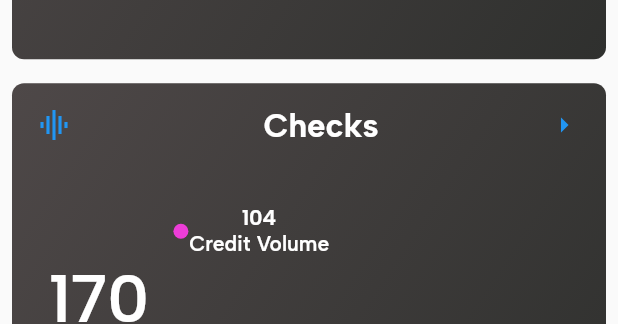
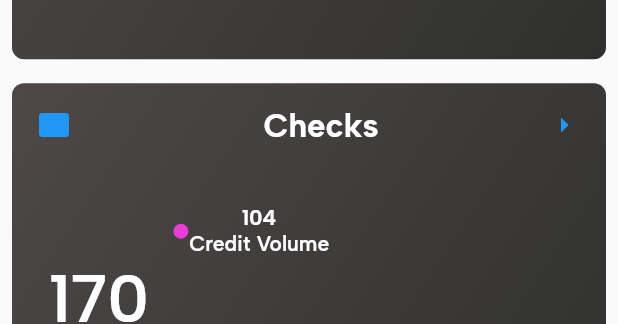
Before and after one commit to vishalkrishna511/pccMobileDashboard, a Flutter app: the ChannelsScreen widget shown alone on an empty page, opened directly, on a phone screen of 412 x 824 dp. Shown: the part 768-1092 px from the top of the screen. Run offline on Flutter 3.47's test engine with Material 2 defaults, Android fonts, the phone set to English and light mode, and no system bars; our stand-ins replace email_validator, firebase_auth, font_awesome_flutter, google_fonts, syncfusion_flutter_charts, toggle_switch; missing offline and left inert: semicircle_indicator; accounts and stored records are empty.

Commit message:
tabs changes

```diff
--- a/lib/screens/channels.dart
+++ b/lib/screens/channels.dart
@@ -530,7 +530,7 @@ class _ChannelsScreenState extends State<ChannelsScreen> {
           child: ExpansionTile(
             initiallyExpanded: true,
             trailing: const Icon(Icons.arrow_right),
-            leading: const Icon(Icons.graphic_eq_outlined),
+            leading: const Icon(Icons.rectangle_rounded),
             shape: RoundedRectangleBorder(
               borderRadius: BorderRadius.circular(18),
             ),
```
Also changed, not shown: lib/screens/EMTSdashboard.dart (+0 -19 lines).
